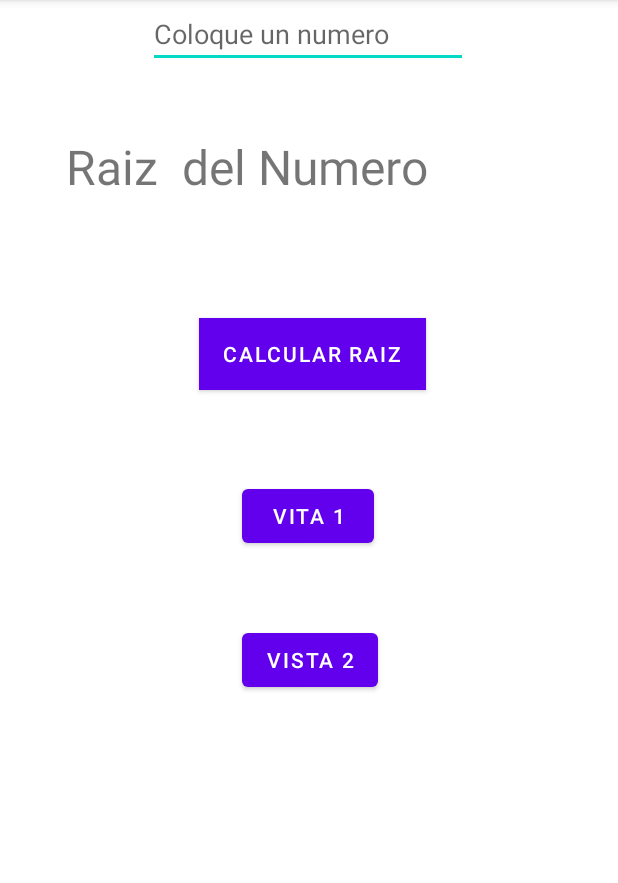
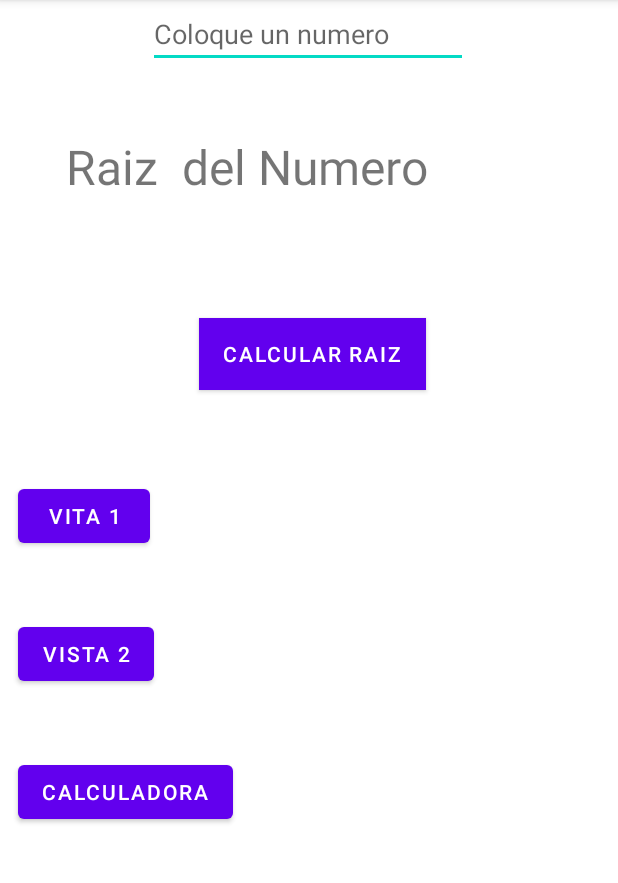
Before and after one commit to Alvaro3131/MyApplication43, an Android app: the screen it shows after launch (MainActivity), on a phone screen of 412 x 824 dp, the part 84-967 px from its top. Run offline under Robolectric (Android 15) with nearby library versions, the phone set to English and light mode, and no system bars.

Commit message:
first commit s

```diff
--- a/app/src/main/AndroidManifest.xml
+++ b/app/src/main/AndroidManifest.xml
@@ -13,6 +13,9 @@
         android:supportsRtl="true"
         android:theme="@style/Theme.MyApplication"
         tools:targetApi="31">
+        <activity
+            android:name=".MainActivity4"
+            android:exported="false" />
         <activity
             android:name=".MainActivity3"
             android:exported="false" />
--- a/app/src/main/res/layout/activity_main.xml
+++ b/app/src/main/res/layout/activity_main.xml
@@ -58,7 +58,7 @@
         android:onClick="mostrar1"
         android:text="Vita 1"
         app:layout_constraintEnd_toEndOf="parent"
-        app:layout_constraintHorizontal_bias="0.498"
+        app:layout_constraintHorizontal_bias="0.037"
         app:layout_constraintStart_toStartOf="parent"
         app:layout_constraintTop_toBottomOf="@+id/btnButton" />
 
@@ -66,13 +66,24 @@
         android:id="@+id/btnvista2"
         android:layout_width="wrap_content"
         android:layout_height="wrap_content"
-        android:layout_marginTop="48dp"
+        android:layout_marginTop="44dp"
         android:onClick="mostrar2"
         android:text="Vista 2"
         app:layout_constraintEnd_toEndOf="parent"
-        app:layout_constraintHorizontal_bias="0.503"
+        app:layout_constraintHorizontal_bias="0.037"
         app:layout_constraintStart_toStartOf="parent"
         app:layout_constraintTop_toBottomOf="@+id/btnvista1" />
 
+    <Button
+        android:id="@+id/btnvista3"
+        android:layout_width="wrap_content"
+        android:layout_height="wrap_content"
+        android:layout_marginStart="12dp"
+        android:layout_marginTop="44dp"
+        android:text="Calculadora"
+        android:onClick="mostrar3"
+        app:layout_constraintStart_toStartOf="parent"
+        app:layout_constraintTop_toBottomOf="@+id/btnvista2" />
+
 
 </androidx.constraintlayout.widget.ConstraintLayout>
```
Also changed, not shown: app/src/main/java/com/example/myapplication/MainActivity.java (+7 -1 lines), app/src/main/java/com/example/myapplication/MainActivity4.java (added, +15 -0 lines), app/src/main/res/layout/activity_main4.xml (added, +96 -0 lines).
